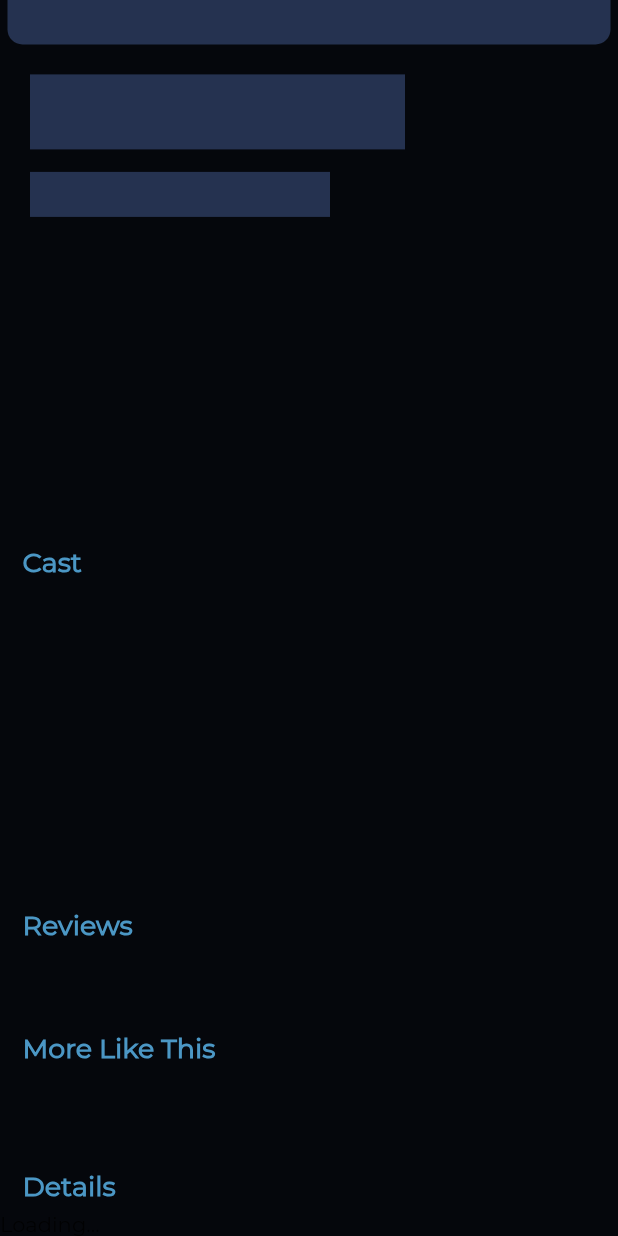
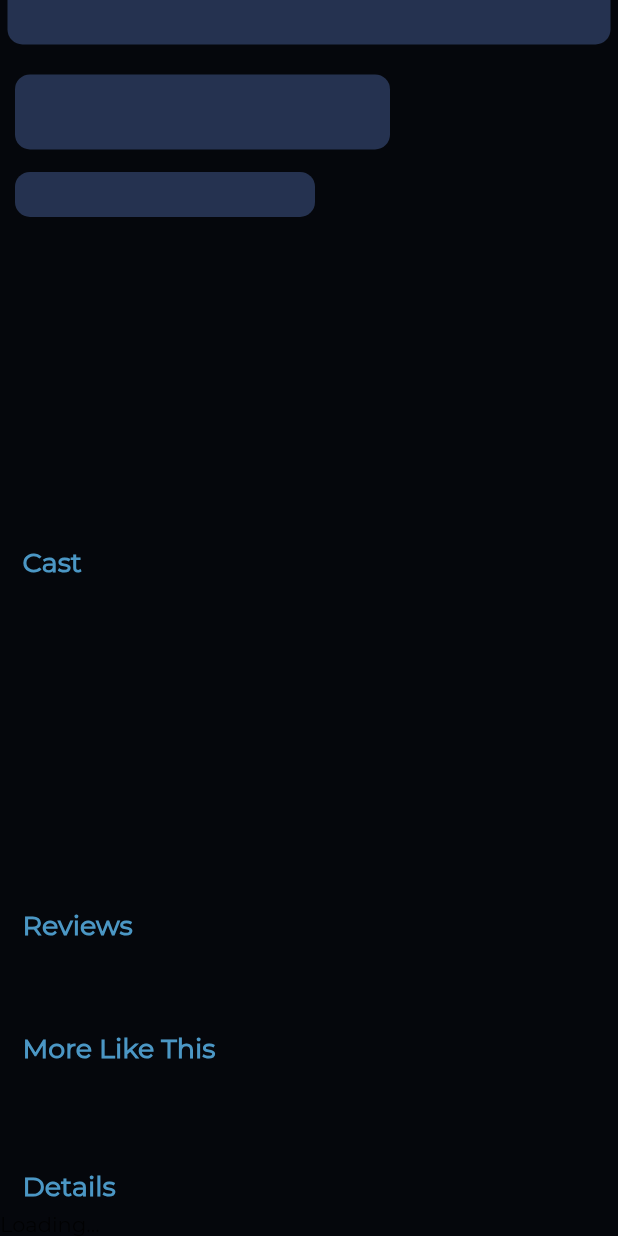
Before and after one commit to prashantchanne12/MovieStack-Flutter, a Flutter app: the DetailsPage screen opened directly with empty values, scrolled down 506 dp, on a phone screen of 412 x 824 dp. Run offline on Flutter 3.47's test engine with Material 2 defaults, Android fonts, the phone set to English and light mode, and no system bars; our stand-ins replace cached_network_image, flutter_rating_bar, flutter_swiper, percent_indicator, rxdart; network calls fail.

Commit message:
minor changes

```diff
--- a/lib/src/widgets/details_page_loading_placeholder.dart
+++ b/lib/src/widgets/details_page_loading_placeholder.dart
@@ -72,19 +72,25 @@ Widget detailsHeaderPlaceholder(BuildContext context) {
         height: 20.0,
       ),
       Container(
-        margin: EdgeInsets.only(left: 15.0, right: 10.0),
+        margin: EdgeInsets.only(left: 5.0, right: 10.0),
         width: 250.0,
         height: 50.0,
-        color: kDarkBlue2,
+        decoration: BoxDecoration(
+          color: kDarkBlue2,
+          borderRadius: BorderRadius.all(Radius.circular(10.0)),
+        ),
       ),
       SizedBox(
         height: 15.0,
       ),
       Container(
-        margin: EdgeInsets.only(left: 15.0, right: 10.0),
+        margin: EdgeInsets.only(left: 5.0, right: 10.0),
         width: 200.0,
         height: 30.0,
-        color: kDarkBlue2,
+        decoration: BoxDecoration(
+          color: kDarkBlue2,
+          borderRadius: BorderRadius.all(Radius.circular(10.0)),
+        ),
       ),
       SizedBox(
         height: 200.0,
```
